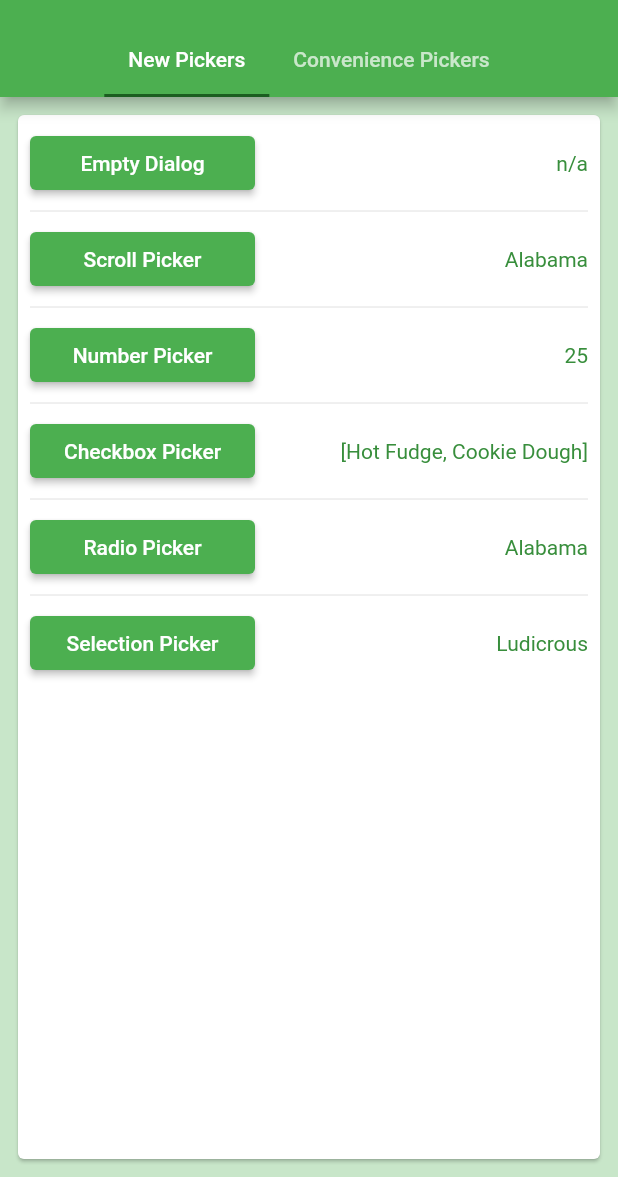
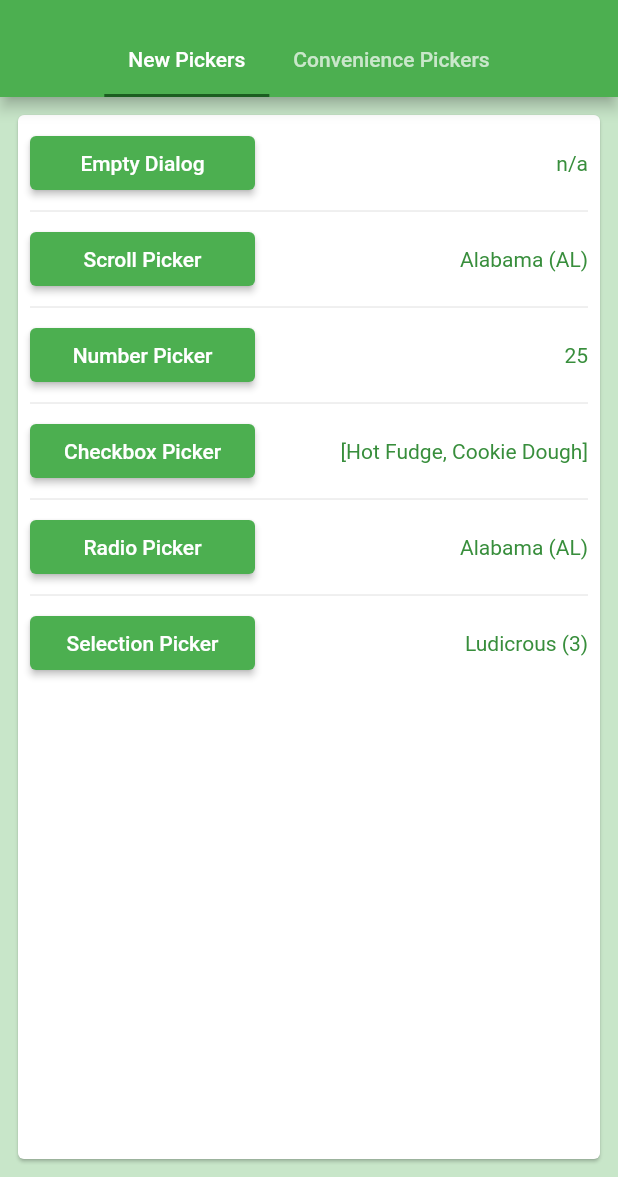
Before and after one commit to codegrue/flutter_material_pickers, a Flutter app: the screen it shows after launch, on a phone screen of 412 x 824 dp, the part 59-1236 px from its top. Run offline on Flutter 3.47's test engine with Material 2 defaults, Android fonts, the phone set to English and light mode, and no system bars; our stand-ins replace adaptive_theme, file_picker, flutter_colorpicker.

Commit message:
added general pickerModel

```diff
--- a/example/lib/main.dart
+++ b/example/lib/main.dart
@@ -44,7 +44,9 @@ class _TestPageState extends State<TestPage> {
           title: Text('Material Picker Examples'),
           actions: <Widget>[
             IconButton(
-              icon: Theme.of(context).brightness == Brightness.dark ? Icon(Icons.brightness_7) : Icon(Icons.brightness_4),
+              icon: Theme.of(context).brightness == Brightness.dark
+                  ? Icon(Icons.brightness_7)
+                  : Icon(Icons.brightness_4),
               onPressed: () => AdaptiveTheme.of(context).toggleThemeMode(),
             )
           ],
@@ -139,8 +141,11 @@ class _TestPageState extends State<TestPage> {
                       children: <TextSpan>[
                         TextSpan(text: '\n\n'),
                         TextSpan(
-                            text: 'This example has the button bar hidden, so you dismiss it by clicking outside the window.',
-                            style: TextStyle(fontStyle: FontStyle.italic, fontWeight: FontWeight.w300)),
+                            text:
+                                'This example has the button bar hidden, so you dismiss it by clicking outside the window.',
+                            style: TextStyle(
+                                fontStyle: FontStyle.italic,
+                                fontWeight: FontWeight.w300)),
                         //TextSpan(text: 'your text',style: TextStyle(color: Colors.redAccent,fontSize: 38))
                       ],
                     ),
@@ -167,13 +172,14 @@ class _TestPageState extends State<TestPage> {
           width: 150.0,
           child: ElevatedButton(
             child: Text('Scroll Picker'),
-            onPressed: () => showMaterialScrollPicker<StateModel>(
+            onPressed: () => showMaterialScrollPicker<PickerModel>(
               context: context,
               title: 'Pick Your City',
               showDivider: false,
               items: ExampleModel.usStates,
               selectedItem: model.selectedUsState,
-              onChanged: (value) => setState(() => model.selectedUsState = value),
+              onChanged: (value) =>
+                  setState(() => model.selectedUsState = value),
               onCancelled: () => print('Scroll Picker cancelled'),
               onConfirmed: () => print('Scroll Picker confirmed'),
             ),
@@ -181,7 +187,7 @@ class _TestPageState extends State<TestPage> {
         ),
         Expanded(
           child: Text(
-            model.selectedUsState.toString(),
+            '${model.selectedUsState} (${model.selectedUsState.code})',
             textAlign: TextAlign.right,
           ),
         ),
@@ -226,12 +232,13 @@ class _TestPageState extends State<TestPage> {
           width: 150.0,
           child: ElevatedButton(
             child: Text('Checkbox Picker'),
-            onPressed: () => showMaterialCheckboxPicker<ToppingModel>(
+            onPressed: () => showMaterialCheckboxPicker<PickerModel>(
               context: context,
               title: 'Pick Your Toppings',
               items: ExampleModel.iceCreamToppings,
               selectedItems: model.selectedIceCreamToppings,
-              onChanged: (value) => setState(() => model.selectedIceCreamToppings = value),
+              onChanged: (value) =>
+                  setState(() => model.selectedIceCreamToppings = value),
             ),
           ),
         ),
@@ -252,18 +259,19 @@ class _TestPageState extends State<TestPage> {
           width: 150.0,
           child: ElevatedButton(
             child: Text('Radio Picker'),
-            onPressed: () => showMaterialRadioPicker<StateModel>(
+            onPressed: () => showMaterialRadioPicker<PickerModel>(
               context: context,
               title: 'Pick Your City',
               items: ExampleModel.usStates,
               selectedItem: model.selectedUsState,
-              onChanged: (value) => setState(() => model.selectedUsState = value),
+              onChanged: (value) =>
+                  setState(() => model.selectedUsState = value),
             ),
           ),
         ),
         Expanded(
           child: Text(
-            model.selectedUsState.toString(),
+            '${model.selectedUsState} (${model.selectedUsState.code})',
             textAlign: TextAlign.right,
           ),
         ),
@@ -278,7 +286,7 @@ class _TestPageState extends State<TestPage> {
           width: 150.0,
           child: ElevatedButton(
             child: Text('Selection Picker'),
-            onPressed: () => showMaterialSelectionPicker<SpeedModel>(
+            onPressed: () => showMaterialSelectionPicker<PickerModel>(
               context: context,
               title: 'Starship Speed',
               items: ExampleModel.speedOptions,
@@ -290,7 +298,7 @@ class _TestPageState extends State<TestPage> {
         ),
         Expanded(
           child: Text(
-            model.speed.name,
+            '${model.speed} (${model.speed.code})',
             textAlign: TextAlign.right,
           ),
         ),
--- a/example/lib/model.dart
+++ b/example/lib/model.dart
@@ -3,120 +3,94 @@ import 'dart:typed_data';
 
 import 'package:file_picker/file_picker.dart';
 import 'package:flutter/material.dart';
-
-class SpeedModel {
-  const SpeedModel(this.name, this.icon);
-  final String name;
-  final Icon icon;
-
-  @override
-  String toString() => name;
-}
-
-class StateModel {
-  const StateModel(this.name, this.code);
-  final String code;
-  final String name;
-
-  @override
-  String toString() => name;
-}
-
-class ToppingModel {
-  const ToppingModel(this.name, this.code);
-  final String code;
-  final String name;
-
-  @override
-  String toString() => name;
-}
+import 'package:flutter_material_pickers/flutter_material_pickers.dart';
 
 class ExampleModel {
   // Scroll/Radio Picker Model
-  static const List<StateModel> usStates = <StateModel>[
-    StateModel('Alabama', 'AL'),
-    StateModel('Alaska', 'AK'),
-    StateModel('Arizona', 'AZ'),
-    StateModel('Arkansas', 'AR'),
-    StateModel('California', 'CA'),
-    StateModel('Colorado', 'CO'),
-    StateModel('Connecticut', 'CT'),
-    StateModel('Delaware', 'DE'),
-    StateModel('Florida', 'FL'),
-    StateModel('Georgia', 'GA'),
-    StateModel('Hawaii', 'HW'),
-    StateModel('Idaho', 'ID'),
-    StateModel('Illinois', 'IL'),
-    StateModel('Indiana', 'IN'),
-    StateModel('Iowa', 'IO'),
-    StateModel('Kansas', 'KA'),
-    StateModel('Kentucky', 'KE'),
-    StateModel('Louisiana', 'LO'),
-    StateModel('Maine', 'MA'),
-    StateModel('Maryland', 'ML'),
-    StateModel('Massachusetts', 'MA'),
-    StateModel('Michigan', 'MI'),
-    StateModel('Minnesota', 'MN'),
-    StateModel('Mississippi', 'MS'),
-    StateModel('Missouri', 'MO'),
-    StateModel('Montana', 'MO'),
-    StateModel('Nebraska', 'NE'),
-    StateModel('Nevada', 'NV'),
-    StateModel('New Hampshire', 'NH'),
-    StateModel('New Jersey', 'NJ'),
-    StateModel('New Mexico', 'NM'),
-    StateModel('New York', 'NY'),
-    StateModel('North Carolina', 'NC'),
-    StateModel('North Dakota', 'ND'),
-    StateModel('Ohio', 'OH'),
-    StateModel('Oklahoma', 'OK'),
-    StateModel('Oregon', 'OR'),
-    StateModel('Pennsylvania', 'PA'),
-    StateModel('Rhode Island', 'RI'),
-    StateModel('South Carolina', 'SC'),
-    StateModel('South Dakota', 'SD'),
-    StateModel('Tennessee', 'TN'),
-    StateModel('Texas', 'TX'),
-    StateModel('Utah', 'UT'),
-    StateModel('Vermont', 'VT'),
-    StateModel('Virginia', 'VA'),
-    StateModel('Washington', 'WA'),
-    StateModel('West Virginia', 'WV'),
-    StateModel('Wisconsin', 'WI'),
-    StateModel('Wyoming', 'WY'),
+  static const List<PickerModel> usStates = <PickerModel>[
+    PickerModel('Alabama', code: 'AL'),
+    PickerModel('Alaska', code: 'AK'),
+    PickerModel('Arizona', code: 'AZ'),
+    PickerModel('Arkansas', code: 'AR'),
+    PickerModel('California', code: 'CA'),
+    PickerModel('Colorado', code: 'CO'),
+    PickerModel('Connecticut', code: 'CT'),
+    PickerModel('Delaware', code: 'DE'),
+    PickerModel('Florida', code: 'FL'),
+    PickerModel('Georgia', code: 'GA'),
+    PickerModel('Hawaii', code: 'HW'),
+    PickerModel('Idaho', code: 'ID'),
+    PickerModel('Illinois', code: 'IL'),
+    PickerModel('Indiana', code: 'IN'),
+    PickerModel('Iowa', code: 'IO'),
+    PickerModel('Kansas', code: 'KA'),
+    PickerModel('Kentucky', code: 'KE'),
+    PickerModel('Louisiana', code: 'LO'),
+    PickerModel('Maine', code: 'MA'),
+    PickerModel('Maryland', code: 'ML'),
+    PickerModel('Massachusetts', code: 'MA'),
+    PickerModel('Michigan', code: 'MI'),
+    PickerModel('Minnesota', code: 'MN'),
+    PickerModel('Mississippi', code: 'MS'),
+    PickerModel('Missouri', code: 'MO'),
+    PickerModel('Montana', code: 'MO'),
+    PickerModel('Nebraska', code: 'NE'),
+    PickerModel('Nevada', code: 'NV'),
+    PickerModel('New Hampshire', code: 'NH'),
+    PickerModel('New Jersey', code: 'NJ'),
+    PickerModel('New Mexico', code: 'NM'),
+    PickerModel('New York', code: 'NY'),
+    PickerModel('North Carolina', code: 'NC'),
+    PickerModel('North Dakota', code: 'ND'),
+    PickerModel('Ohio', code: 'OH'),
+    PickerModel('Oklahoma', code: 'OK'),
+    PickerModel('Oregon', code: 'OR'),
+    PickerModel('Pennsylvania', code: 'PA'),
+    PickerModel('Rhode Island', code: 'RI'),
+    PickerModel('South Carolina', code: 'SC'),
+    PickerModel('South Dakota', code: 'SD'),
+    PickerModel('Tennessee', code: 'TN'),
+    PickerModel('Texas', code: 'TX'),
+    PickerModel('Utah', code: 'UT'),
+    PickerModel('Vermont', code: 'VT'),
+    PickerModel('Virginia', code: 'VA'),
+    PickerModel('Washington', code: 'WA'),
+    PickerModel('West Virginia', code: 'WV'),
+    PickerModel('Wisconsin', code: 'WI'),
+    PickerModel('Wyoming', code: 'WY'),
   ];
-  StateModel selectedUsState = usStates[0];
+  PickerModel selectedUsState = usStates[0];
 
   // Checkbox Picker Model
-  static const List<ToppingModel> iceCreamToppings = <ToppingModel>[
-    ToppingModel('Hot Fudge', 'FUDGE'),
-    ToppingModel('Sprinkles', 'SPRINK'),
-    ToppingModel('Caramel', 'CARM'),
-    ToppingModel('Oreos', 'OREO'),
-    ToppingModel('Peanut Butter', 'PB'),
-    ToppingModel('Cookie Dough', 'COOKIE'),
-    ToppingModel('Whipped Cream', 'WHIP'),
-    ToppingModel('Marshmallow', 'MARSH'),
-    ToppingModel('Nuts', 'NUTS'),
-    ToppingModel('Heath Bar', 'HEATH'),
-    ToppingModel('Butterscotch', 'SCOTCH'),
-    ToppingModel("m&m's", 'MM'),
-    ToppingModel('Gummy worms', 'GUMMY'),
-    ToppingModel('Fruit', 'FRUIT'),
+  static const List<PickerModel> iceCreamToppings = <PickerModel>[
+    PickerModel('Hot Fudge', code: 'FUDGE'),
+    PickerModel('Sprinkles', code: 'SPRINK'),
+    PickerModel('Caramel', code: 'CARM'),
+    PickerModel('Oreos', code: 'OREO'),
+    PickerModel('Peanut Butter', code: 'PB'),
+    PickerModel('Cookie Dough', code: 'COOKIE'),
+    PickerModel('Whipped Cream', code: 'WHIP'),
+    PickerModel('Marshmallow', code: 'MARSH'),
+    PickerModel('Nuts', code: 'NUTS'),
+    PickerModel('Heath Bar', code: 'HEATH'),
+    PickerModel('Butterscotch', code: 'SCOTCH'),
+    PickerModel("m&m's", code: 'MM'),
+    PickerModel('Gummy worms', code: 'GUMMY'),
+    PickerModel('Fruit', code: 'FRUIT'),
   ];
-  List<ToppingModel> selectedIceCreamToppings = [
+  List<PickerModel> selectedIceCreamToppings = [
     iceCreamToppings[0],
     iceCreamToppings[5],
   ];
 
   // Selection Picker Model
-  static const List<SpeedModel> speedOptions = <SpeedModel>[
-    SpeedModel('Light', Icon(Icons.sort)),
-    SpeedModel('Ridiculous', Icon(Icons.clear_all)),
-    SpeedModel('Ludicrous', Icon(Icons.swap_calls)),
-    SpeedModel('Plaid', Icon(Icons.select_all)),
+  static const List<PickerModel> speedOptions = <PickerModel>[
+    PickerModel('Light', code: 1, icon: Icon(Icons.sort)),
+    PickerModel('Ridiculous', code: 2, icon: Icon(Icons.clear_all)),
+    PickerModel('Ludicrous', code: 3, icon: Icon(Icons.swap_calls)),
+    PickerModel('Plaid', code: 4, icon: Icon(Icons.select_all)),
   ];
-  SpeedModel speed = speedOptions[2];
+  PickerModel speed = speedOptions[2];
 
   // Number Picker Model
   var age = 25;
@@ -137,5 +111,8 @@ class ExampleModel {
   Color swatch = Colors.blue;
 
   // File Picker Model
-  PlatformFile file = PlatformFile(name: 'somefile.ext', size: 1024 * 1024 * 15, bytes: Uint8List(1024 * 1024 * 15));
+  PlatformFile file = PlatformFile(
+      name: 'somefile.ext',
+      size: 1024 * 1024 * 15,
+      bytes: Uint8List(1024 * 1024 * 15));
 }
--- a/lib/flutter_material_pickers.dart
+++ b/lib/flutter_material_pickers.dart
@@ -16,6 +16,9 @@ export 'package:flutter_material_pickers/helpers/show_palette_picker.dart';
 export 'package:flutter_material_pickers/helpers/show_radio_picker.dart';
 export 'package:flutter_material_pickers/helpers/show_responsive_dialog.dart';
 
+/// Models
+export 'package:flutter_material_pickers/models/picker_model.dart';
+
 /// Helpers
 export 'package:flutter_material_pickers/helpers/show_scroll_picker.dart';
 export 'package:flutter_material_pickers/helpers/show_selection_picker.dart';
--- /dev/null
+++ b/lib/models/picker_model.dart
@@ -0,0 +1,11 @@
+import 'package:flutter/material.dart';
+
+class PickerModel {
+  const PickerModel(this.name, {this.code, this.icon});
+  final String name;
+  final Object? code;
+  final Icon? icon;
+
+  @override
+  String toString() => name;
+}
--- a/pubspec.yaml
+++ b/pubspec.yaml
@@ -1,6 +1,6 @@
 name: flutter_material_pickers
 description: A flutter package for easily and consistently showing material themed picker dialogs.
-version: 3.0.0
+version: 3.0.1
 homepage: https://github.com/codegrue/flutter_material_pickers
 issue_tracker: https://github.com/codegrue/flutter_material_pickers/issues
 
```
Also changed, not shown: 2 other files.
